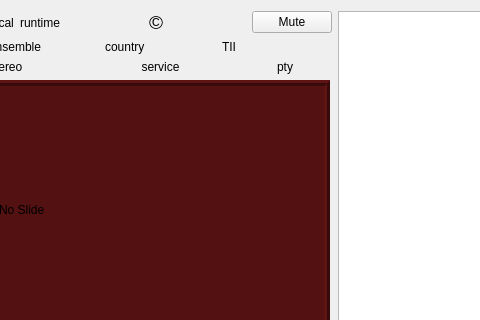
tomneda/DABstar, file forms/dabradio.ui: the form before one commit; both pictures show x 225 to 705 and y 0 to 320 of the 874 by 489 pixel window.
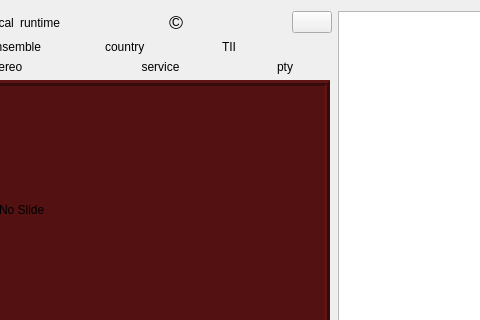
The form after the commit.

Commit message: Add mute icon

Patch:
```diff
--- a/forms/dabradio.ui
+++ b/forms/dabradio.ui
@@ -185,17 +185,7 @@
         </spacer>
        </item>
        <item>
-        <widget class="QPushButton" name="muteButton">
-         <property name="minimumSize">
-          <size>
-           <width>80</width>
-           <height>0</height>
-          </size>
-         </property>
-         <property name="text">
-          <string>Mute</string>
-         </property>
-        </widget>
+        <widget class="QPushButton" name="muteButton"/>
        </item>
       </layout>
      </item>
```
Left out of the diff: 4 changed lines with no effect on the pictures. The commit also changes 4 other files.
